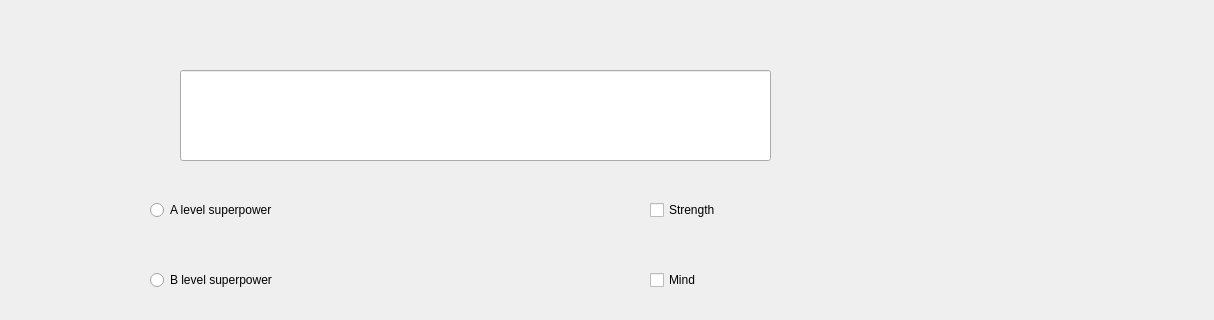
The window that QtDev/fRegistratorUI/mainwindow.ui (fa1c4/LinuxDev) describes before a commit, drawn with Qt 5; both pictures show x 0 to 1214 and y 0 to 320 of the 1214 by 834 pixel window.
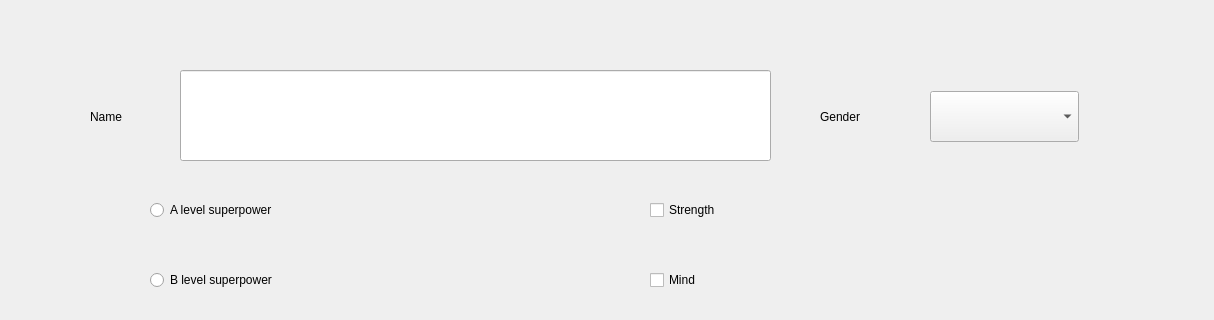
The same window after the commit.

Commit message: update registrator UI with comboBox

What changed in the file:
```diff
--- a/QtDev/fRegistratorUI/mainwindow.ui
+++ b/QtDev/fRegistratorUI/mainwindow.ui
@@ -125,6 +125,42 @@
      </rect>
     </property>
    </widget>
+   <widget class="QLabel" name="label">
+    <property name="geometry">
+     <rect>
+      <x>90</x>
+      <y>100</y>
+      <width>81</width>
+      <height>34</height>
+     </rect>
+    </property>
+    <property name="text">
+     <string>Name</string>
+    </property>
+   </widget>
+   <widget class="QComboBox" name="comboBox">
+    <property name="geometry">
+     <rect>
+      <x>930</x>
+      <y>91</y>
+      <width>149</width>
+      <height>51</height>
+     </rect>
+    </property>
+   </widget>
+   <widget class="QLabel" name="label_2">
+    <property name="geometry">
+     <rect>
+      <x>820</x>
+      <y>100</y>
+      <width>101</width>
+      <height>34</height>
+     </rect>
+    </property>
+    <property name="text">
+     <string>Gender</string>
+    </property>
+   </widget>
   </widget>
   <widget class="QMenuBar" name="menubar">
    <property name="geometry">
```
The commit also changes 1 other file.
